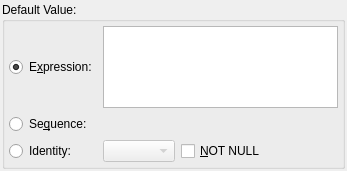
This is libpgmodeler_ui/ui/columnwidget.ui in pgmodeler/pgmodeler as Qt 5 draws it before an edit. The edited form follows.
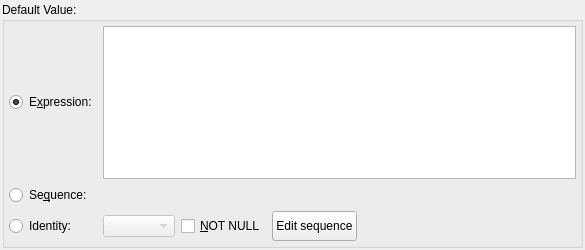
This is the edited form. Icons and pictures are not drawn.

Commit message: Added support to sequence options for identity columns (issue #1132)

What changed in the file:
```diff
--- a/libpgmodeler_ui/ui/columnwidget.ui
+++ b/libpgmodeler_ui/ui/columnwidget.ui
@@ -6,8 +6,8 @@
    <rect>
     <x>0</x>
     <y>0</y>
-    <width>347</width>
-    <height>171</height>
+    <width>585</width>
+    <height>250</height>
    </rect>
   </property>
   <layout class="QGridLayout" name="column_grid">
@@ -44,10 +44,23 @@
       <property name="bottomMargin">
        <number>4</number>
       </property>
-      <item row="2" column="1">
-       <widget class="QComboBox" name="identity_type_cmb">
-        <property name="enabled">
-         <bool>false</bool>
+      <item row="2" column="5">
+       <widget class="QPushButton" name="edit_seq_btn">
+        <property name="minimumSize">
+         <size>
+          <width>0</width>
+          <height>30</height>
+         </size>
+        </property>
+        <property name="toolTip">
+         <string>Edit the underlying sequence's attributes</string>
+        </property>
+        <property name="text">
+         <string>Edit sequence</string>
+        </property>
+        <property name="icon">
+         <iconset resource="../res/resources.qrc">
+          <normaloff>:/icones/icones/sequence.png</normaloff>:/icones/icones/sequence.png</iconset>
         </property>
        </widget>
       </item>
@@ -75,20 +88,7 @@
         </property>
        </widget>
       </item>
-      <item row="2" column="2">
-       <widget class="QCheckBox" name="notnull_chk">
-        <property name="sizePolicy">
-         <sizepolicy hsizetype="Expanding" vsizetype="Fixed">
-          <horstretch>0</horstretch>
-          <verstretch>0</verstretch>
-         </sizepolicy>
-        </property>
-        <property name="text">
-         <string>&amp;NOT NULL</string>
-        </property>
-       </widget>
-      </item>
-      <item row="0" column="1" colspan="2">
+      <item row="0" column="1" colspan="6">
        <widget class="QPlainTextEdit" name="def_value_txt">
         <property name="maximumSize">
          <size>
@@ -116,6 +116,39 @@
         </property>
        </widget>
       </item>
+      <item row="2" column="6">
+       <spacer name="horizontalSpacer">
+        <property name="orientation">
+         <enum>Qt::Horizontal</enum>
+        </property>
+        <property name="sizeHint" stdset="0">
+         <size>
+          <width>40</width>
+          <height>20</height>
+         </size>
+        </property>
+       </spacer>
+      </item>
+      <item row="2" column="1" colspan="2">
+       <widget class="QComboBox" name="identity_type_cmb">
+        <property name="enabled">
+         <bool>false</bool>
+        </property>
+       </widget>
+      </item>
+      <item row="2" column="3" colspan="2">
+       <widget class="QCheckBox" name="notnull_chk">
+        <property name="sizePolicy">
+         <sizepolicy hsizetype="Fixed" vsizetype="Preferred">
+          <horstretch>0</horstretch>
+          <verstretch>0</verstretch>
+         </sizepolicy>
+        </property>
+        <property name="text">
+         <string>&amp;NOT NULL</string>
+        </property>
+       </widget>
+      </item>
      </layout>
     </widget>
    </item>
```
Left out of the diff: 4 changed lines with no effect on the pictures. The commit also changes 20 other files.
